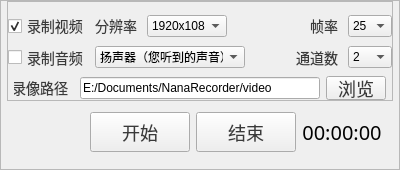
Qt form NanaRecorder/NanaRecorder.ui (onlyet/NanaRecorder) before a commit.
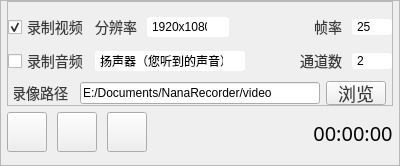
The same form after that commit. Icons and pictures are not drawn.

Commit message: 支持暂停功能（未完成） 可设置日志等级，注释部分日志

Patch:
```diff
--- a/NanaRecorder/NanaRecorder.ui
+++ b/NanaRecorder/NanaRecorder.ui
@@ -7,7 +7,7 @@
     <x>0</x>
     <y>0</y>
     <width>398</width>
-    <height>164</height>
+    <height>166</height>
    </rect>
   </property>
   <property name="windowTitle">
@@ -42,7 +42,98 @@
 font-weight: 400;
 color: #3A3A3A;
 line-height: 28px;
-}</string>
+}
+
+QComboBox {
+  border-radius: 3px;
+
+  /*min-width: 2em;*/
+}
+QComboBox:editable {
+  background: #FFFFFF;
+}
+
+QComboBox:!editable, QComboBox::drop-down:editable {
+  background: #FFFFFF;
+}
+QComboBox:!editable:on, QComboBox::drop-down:editable:on {
+  background: #FFFFFF;
+}
+
+QComboBox:on { /* shift the text when the popup opens */
+}
+
+/*下拉框*/
+QComboBox::drop-down {
+  subcontrol-origin: padding;
+  subcontrol-position: top right;
+  width: 16px;
+  border-left-width: 2px;
+  border-left-color: transparent;
+  border-left-style: solid; /* just a single line */
+  border-top-right-radius: 3px; /* same radius as the QComboBox */
+  border-bottom-right-radius: 3px;
+}
+/*下拉箭头*/
+QComboBox::down-arrow { 
+  height:18px;
+  image: url(:/NanaRecorder/image/downArrow.png);
+}
+QComboBox::down-arrow:on { /* shift the arrow when popup is open */
+  top: 1px;
+  /*left: 1px;*/
+}
+
+QComboBox QAbstractItemView {
+  font-size: 16px;
+  outline: 0;
+  border: 1px solid rgb(204, 204, 204);
+  background-color: white;
+  color: gray;
+}
+/*下拉item*/
+QComboBox QAbstractItemView::item {
+  color: gray;
+  background: transparent;
+  min-height: 24px;
+  padding-left: 2px;
+}
+
+QComboBox QAbstractItemView::item:selected {
+  color: white;
+  background-color: rgb(30, 144, 255);
+}
+
+/*滚动区*/
+QComboBox QScrollBar::vertical{/*主体部分*/
+  width:6px;
+  background:rgb(89,89,89);
+  border:none;
+  border-radius:5px;
+}
+
+QComboBox QScrollBar::handle::vertical{/*滑块主体*/
+  border-radius:5px;
+  width:6px;
+  background:rgb(173,173,173);
+}
+
+QComboBox QScrollBar::handle::vertical::hover{
+  background:rgb(232,232,232);
+}
+
+QComboBox QScrollBar::add-line::vertical{/*上箭头*/
+  border:none;
+}
+
+QComboBox QScrollBar::sub-line::vertical{/*下箭头*/
+  border:none;
+}
+
+QComboBox QScrollBar::add-page:vertical,QScrollBar::sub-page:vertical {
+  background:white;
+}
+</string>
   </property>
   <widget class="QWidget" name="centralWidget">
    <layout class="QHBoxLayout" name="horizontalLayout_2">
@@ -118,7 +209,7 @@
            <widget class="QComboBox" name="audioComboBox">
             <property name="minimumSize">
              <size>
-              <width>150</width>
+              <width>0</width>
               <height>20</height>
              </size>
             </property>
@@ -183,6 +274,12 @@
              </item>
              <item>
               <widget class="QComboBox" name="fpsComboBox">
+               <property name="minimumSize">
+                <size>
+                 <width>40</width>
+                 <height>0</height>
+                </size>
+               </property>
                <property name="currentIndex">
                 <number>3</number>
                </property>
@@ -259,13 +356,13 @@
               <widget class="QComboBox" name="resolutionComboBox">
                <property name="minimumSize">
                 <size>
-                 <width>60</width>
-                 <height>20</height>
-                </size>
-               </property>
-               <property name="maximumSize">
-                <size>
                  <width>80</width>
+                 <height>20</height>
+                </size>
+               </property>
+               <property name="maximumSize">
+                <size>
+                 <width>90</width>
                  <height>16777215</height>
                 </size>
                </property>
@@ -344,6 +441,12 @@
              </item>
              <item>
               <widget class="QComboBox" name="channelComboBox">
+               <property name="minimumSize">
+                <size>
+                 <width>40</width>
+                 <height>0</height>
+                </size>
+               </property>
                <property name="currentIndex">
                 <number>1</number>
                </property>
@@ -448,12 +551,129 @@
        </item>
        <item>
         <widget class="QFrame" name="bottomFrame">
-         <layout class="QHBoxLayout" name="horizontalLayout">
+         <layout class="QHBoxLayout" name="horizontalLayout_7">
+          <property name="spacing">
+           <number>0</number>
+          </property>
+          <property name="leftMargin">
+           <number>0</number>
+          </property>
+          <property name="topMargin">
+           <number>0</number>
+          </property>
+          <property name="rightMargin">
+           <number>0</number>
+          </property>
+          <property name="bottomMargin">
+           <number>0</number>
+          </property>
           <item>
-           <spacer name="horizontalSpacer">
+           <layout class="QHBoxLayout" name="horizontalLayout">
+            <property name="spacing">
+             <number>10</number>
+            </property>
+            <item>
+             <widget class="QPushButton" name="startBtn">
+              <property name="minimumSize">
+               <size>
+                <width>40</width>
+                <height>40</height>
+               </size>
+              </property>
+              <property name="maximumSize">
+               <size>
+                <width>40</width>
+                <height>40</height>
+               </size>
+              </property>
+              <property name="styleSheet">
+               <string notr="true">
+QPushButton {
+
+	
+	border-image: url(:/NanaRecorder/image/record/start_normal.png);
+}
+
+QPushButton:disabled {
+    
+}
+</string>
+              </property>
+              <property name="text">
+               <string/>
+              </property>
+             </widget>
+            </item>
+            <item>
+             <widget class="QPushButton" name="pauseBtn">
+              <property name="minimumSize">
+               <size>
+                <width>40</width>
+                <height>40</height>
+               </size>
+              </property>
+              <property name="maximumSize">
+               <size>
+                <width>40</width>
+                <height>40</height>
+               </size>
+              </property>
+              <property name="styleSheet">
+               <string notr="true">
+QPushButton {
+	border-image: url(:/NanaRecorder/image/record/pause_normal.png);
+}
+
+QPushButton:disabled {
+    
+}
+</string>
+              </property>
+              <property name="text">
+               <string/>
+              </property>
+             </widget>
+            </item>
+            <item>
+             <widget class="QPushButton" name="stopBtn">
+              <property name="minimumSize">
+               <size>
+                <width>40</width>
+                <height>40</height>
+               </size>
+              </property>
+              <property name="maximumSize">
+               <size>
+                <width>40</width>
+                <height>40</height>
+               </size>
+              </property>
+              <property name="styleSheet">
+               <string notr="true">
+QPushButton {
+	border-image: url(:/NanaRecorder/image/record/stop_normal.png);
+}
+
+QPushButton:disabled {
+    
+}
+</string>
+              </property>
+              <property name="text">
+               <string/>
+              </property>
+             </widget>
+            </item>
+           </layout>
+          </item>
+          <item>
+           <spacer name="horizontalSpacer_2">
             <property name="orientation">
              <enum>Qt::Horizontal</enum>
             </property>
+            <property name="sizeType">
+             <enum>QSizePolicy::Expanding</enum>
+            </property>
             <property name="sizeHint" stdset="0">
              <size>
               <width>40</width>
@@ -462,32 +682,6 @@
             </property>
            </spacer>
           </item>
-          <item>
-           <widget class="QPushButton" name="startBtn">
-            <property name="minimumSize">
-             <size>
-              <width>100</width>
-              <height>40</height>
-             </size>
-            </property>
-            <property name="text">
-             <string>开始</string>
-            </property>
-           </widget>
-          </item>
-          <item>
-           <widget class="QPushButton" name="stopBtn">
-            <property name="minimumSize">
-             <size>
-              <width>100</width>
-              <height>40</height>
-             </size>
-            </property>
-            <property name="text">
-             <string>结束</string>
-            </property>
-           </widget>
-          </item>
           <item>
            <widget class="QLabel" name="durationLabel">
             <property name="minimumSize">
```
Left out of the diff: 3 changed lines with no effect on the pictures. The commit also changes 26 other files.
